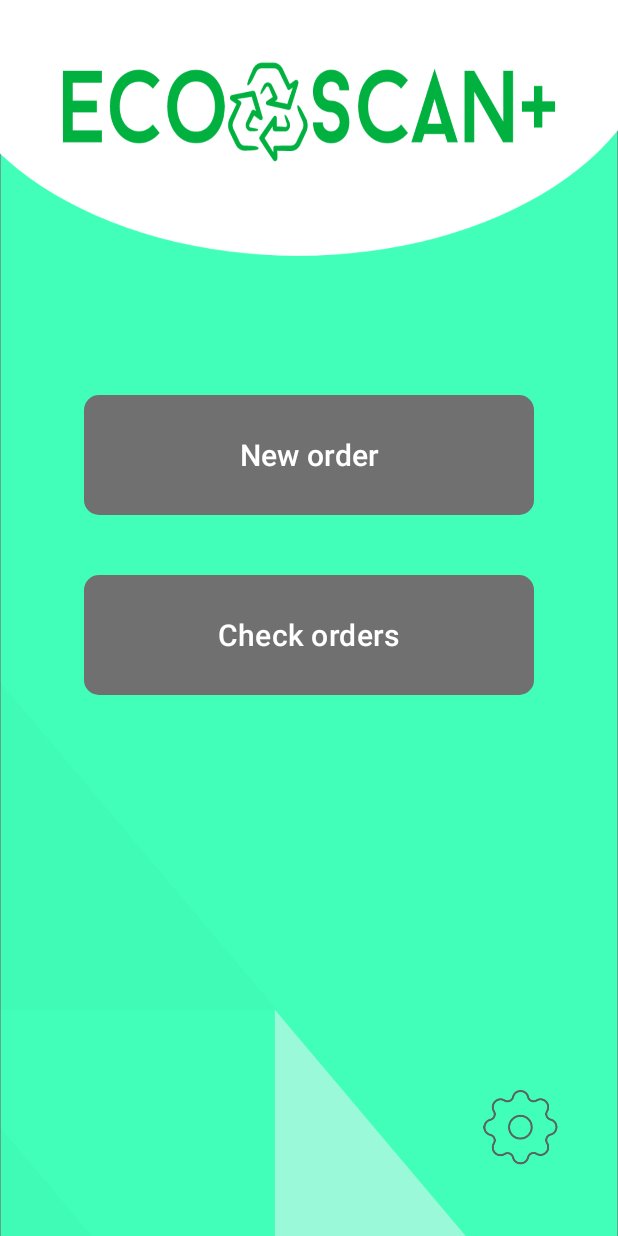
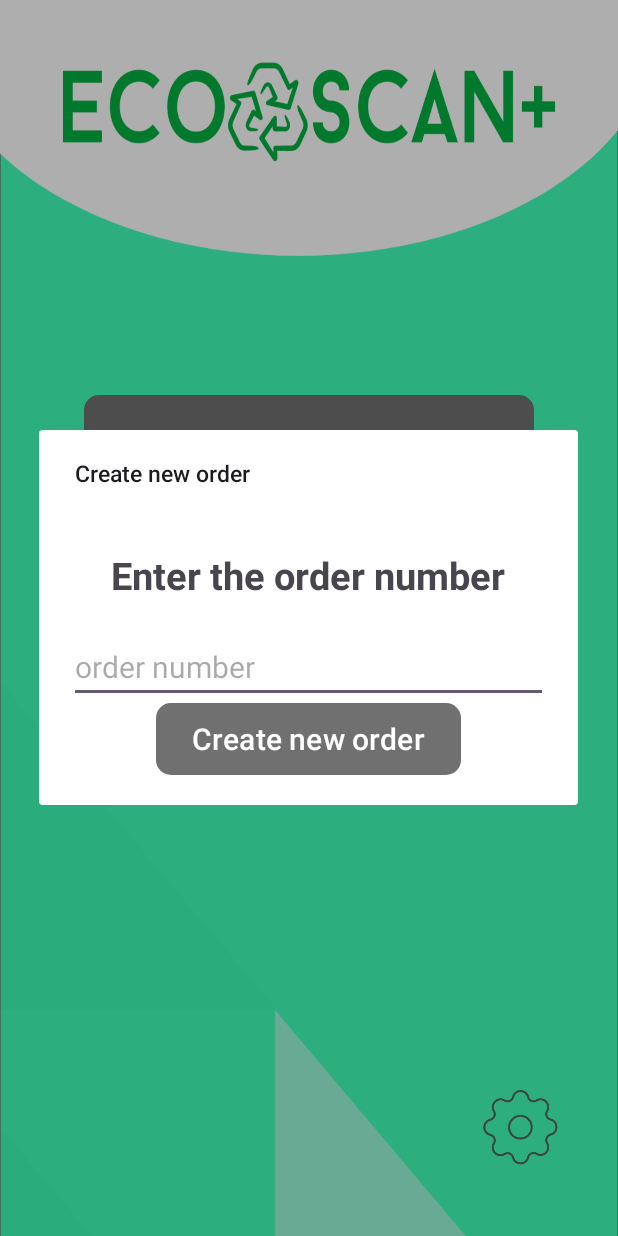
Before and after one commit to alexlklim/EcoScan, an Android app: the screen it shows after launch (MainActivity), after a tap on "New order", on a phone screen of 412 x 824 dp. Run offline under Robolectric (Android 15) with nearby library versions, the phone set to English and light mode, and no system bars.

Commit message:
alex - add DialogCreateOrder and simple check vefore creating order in this dialog

```diff
--- a/app/src/main/java/com/alex/ecoscan/MainActivity.java
+++ b/app/src/main/java/com/alex/ecoscan/MainActivity.java
@@ -10,6 +10,8 @@ import android.widget.ImageButton;
 import com.alex.ecoscan.activities.LoginActivity;
 import com.alex.ecoscan.activities.OrdersActivity;
 import com.alex.ecoscan.activities.SettingsActivity;
+import com.alex.ecoscan.dialogs.DialogCreateNewOrder;
+import com.alex.ecoscan.dialogs.settings.DialogResetSettings;
 import com.alex.ecoscan.managers.NetworkMng;
 import com.alex.ecoscan.managers.RandomMng;
 import com.alex.ecoscan.managers.SettingsMng;
@@ -42,7 +44,8 @@ public class MainActivity extends AppCompatActivity {
 
 
         btnGoScan.setOnClickListener(view -> {
-//            DialogMng.inputOrderNum(this, getApplicationContext());
+            DialogCreateNewOrder dialog = new DialogCreateNewOrder();
+            dialog.show(getSupportFragmentManager(), "Create new order");
         });
         btnGoOrders.setOnClickListener(view ->
                 startActivity(new Intent(MainActivity.this, OrdersActivity.class)));
@@ -56,9 +59,5 @@ public class MainActivity extends AppCompatActivity {
             }
         });
 
-
-        System.out.println("!!!!!!!!!!!!!!!!!!!!!");
-        NetworkMng networkMng = new NetworkMng();
-        System.out.println(networkMng.isServerAvailable());
     }
 }
--- /dev/null
+++ b/app/src/main/java/com/alex/ecoscan/dialogs/DialogCreateNewOrder.java
@@ -0,0 +1,62 @@
+package com.alex.ecoscan.dialogs;
+
+import android.app.Dialog;
+import android.content.Intent;
+import android.os.Bundle;
+import android.util.Log;
+import android.view.LayoutInflater;
+import android.view.View;
+import android.widget.Button;
+import android.widget.EditText;
+import android.widget.TextView;
+
+import androidx.annotation.NonNull;
+import androidx.annotation.Nullable;
+import androidx.appcompat.app.AlertDialog;
+import androidx.appcompat.app.AppCompatDialogFragment;
+
+import com.alex.ecoscan.R;
+import com.alex.ecoscan.activities.ScanActivity;
+import com.alex.ecoscan.database.RoomDB;
+import com.alex.ecoscan.managers.FormatMng;
+import com.alex.ecoscan.managers.SettingsMng;
+import com.alex.ecoscan.managers.Tost;
+
+public class DialogCreateNewOrder extends AppCompatDialogFragment {
+    @NonNull
+    @Override
+    public Dialog onCreateDialog(@Nullable Bundle savedInstanceState) {
+        AlertDialog.Builder builder = new AlertDialog.Builder(requireActivity());
+        LayoutInflater inflater = requireActivity().getLayoutInflater();
+        View view = inflater.inflate(R.layout.dialog_create_order, null);
+
+        builder.setView(view).setTitle("Create new order");
+
+
+        EditText d_orderNum = view.findViewById(R.id.d_orderNum);
+        Button btnConfirm = view.findViewById(R.id.d_btn_confirm);
+
+        btnConfirm.setOnClickListener(v -> {
+
+            // check if this orderNum is unique in DB
+            String orderNum = d_orderNum.getText().toString();
+
+            if (orderNum.isEmpty()) {
+                Tost.show("Something wrong", requireContext());
+            } else if (RoomDB.getInstance(requireContext()).orderDAO().isExistByOrderNum(orderNum)) {
+                // check is this orderNumber is exist in DB
+                Tost.show("Order number already exists", requireContext());
+            } else {
+                Intent intent = new Intent(requireActivity(), ScanActivity.class);
+                dismiss();
+                intent.putExtra("ORDER_NUMBER", orderNum);
+                startActivity(intent);
+            }
+            Tost.show("Something wrong", requireContext());
+        });
+
+
+
+        return builder.create();
+    }
+}
```
Also changed, not shown: app/src/main/res/layout/dialog_create_order.xml (renamed from app/src/main/res/layout/dialog_input_confirm.xml).
